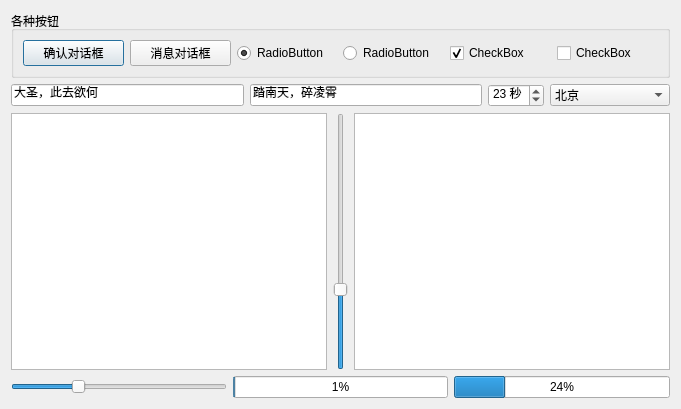
First picture: the form in template-qt/gui/WidgetsShower.ui, repository xtuer/template-app, before the edit.
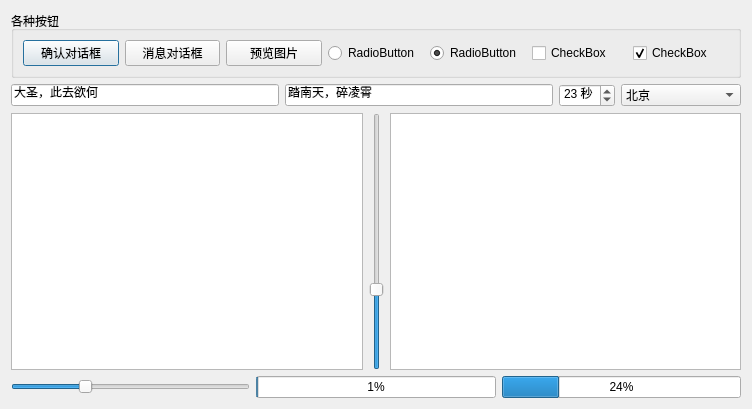
Second picture: the form after the edit.

The edit to the form file:
```diff
--- a/template-qt/gui/WidgetsShower.ui
+++ b/template-qt/gui/WidgetsShower.ui
@@ -6,7 +6,7 @@
    <rect>
     <x>0</x>
     <y>0</y>
-    <width>681</width>
+    <width>752</width>
     <height>409</height>
    </rect>
   </property>
@@ -20,30 +20,6 @@
       <string>各种按钮</string>
      </property>
      <layout class="QGridLayout" name="gridLayout">
-      <item row="0" column="3">
-       <widget class="QRadioButton" name="radioButton_2">
-        <property name="text">
-         <string>RadioButton</string>
-        </property>
-       </widget>
-      </item>
-      <item row="0" column="2">
-       <widget class="QRadioButton" name="radioButton">
-        <property name="text">
-         <string>RadioButton</string>
-        </property>
-        <property name="checked">
-         <bool>true</bool>
-        </property>
-       </widget>
-      </item>
-      <item row="0" column="5">
-       <widget class="QCheckBox" name="checkBox">
-        <property name="text">
-         <string>CheckBox</string>
-        </property>
-       </widget>
-      </item>
       <item row="0" column="1">
        <widget class="QPushButton" name="messageButton">
         <property name="text">
@@ -51,6 +27,13 @@
         </property>
        </widget>
       </item>
+      <item row="0" column="4">
+       <widget class="QRadioButton" name="radioButton_2">
+        <property name="text">
+         <string>RadioButton</string>
+        </property>
+       </widget>
+      </item>
       <item row="0" column="0">
        <widget class="QPushButton" name="confirmButton">
         <property name="text">
@@ -64,7 +47,24 @@
         </property>
        </widget>
       </item>
-      <item row="0" column="4">
+      <item row="0" column="2">
+       <widget class="QPushButton" name="previewImageButton">
+        <property name="text">
+         <string>预览图片</string>
+        </property>
+       </widget>
+      </item>
+      <item row="0" column="5">
+       <widget class="QRadioButton" name="radioButton">
+        <property name="text">
+         <string>RadioButton</string>
+        </property>
+        <property name="checked">
+         <bool>true</bool>
+        </property>
+       </widget>
+      </item>
+      <item row="0" column="7">
        <widget class="QCheckBox" name="checkBox_2">
         <property name="text">
          <string>CheckBox</string>
@@ -74,6 +74,13 @@
         </property>
        </widget>
       </item>
+      <item row="0" column="6">
+       <widget class="QCheckBox" name="checkBox">
+        <property name="text">
+         <string>CheckBox</string>
+        </property>
+       </widget>
+      </item>
      </layout>
     </widget>
    </item>
```
